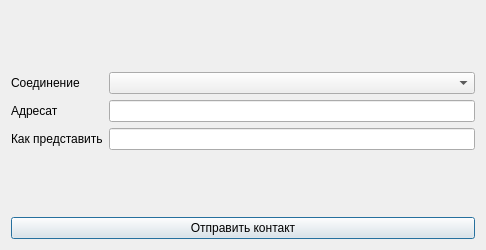
sqglobe/SecureDialogues, file gui/src/dialogs/contactdiscoverdialog.ui: the form before one commit.
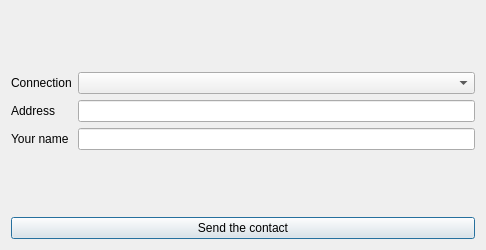
The form after the commit. Icons and pictures are not drawn.

```diff
--- a/gui/src/dialogs/contactdiscoverdialog.ui
+++ b/gui/src/dialogs/contactdiscoverdialog.ui
@@ -38,7 +38,7 @@
      <item row="0" column="0">
       <widget class="QLabel" name="label">
        <property name="text">
-        <string>Соединение</string>
+        <string>Connection</string>
        </property>
       </widget>
      </item>
@@ -52,7 +52,7 @@
      <item row="1" column="0">
       <widget class="QLabel" name="label_2">
        <property name="text">
-        <string>Адресат</string>
+        <string>Address</string>
        </property>
       </widget>
      </item>
@@ -73,7 +73,7 @@
      <item row="2" column="0">
       <widget class="QLabel" name="label_3">
        <property name="text">
-        <string>Как представить</string>
+        <string>Your name</string>
        </property>
       </widget>
      </item>
@@ -82,7 +82,7 @@
    <item>
     <widget class="QPushButton" name="sendContactBtn">
      <property name="text">
-      <string>Отправить контакт</string>
+      <string>Send the contact</string>
      </property>
     </widget>
    </item>
```
Left out of the diff: 11 changed lines with no effect on the pictures.
